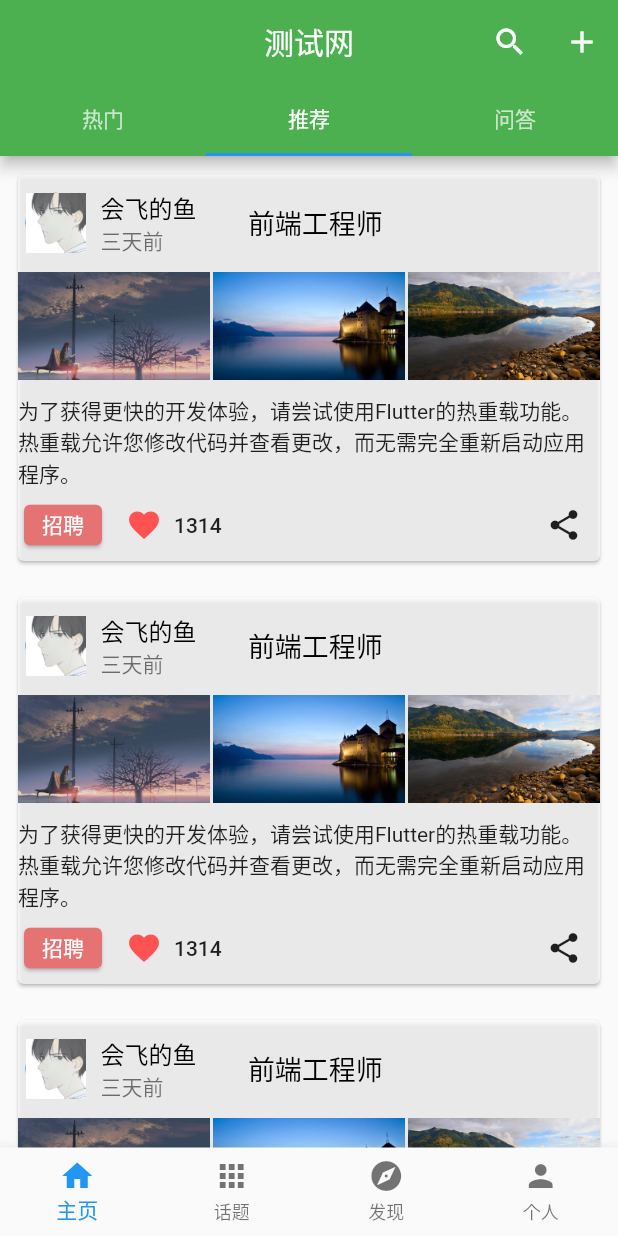
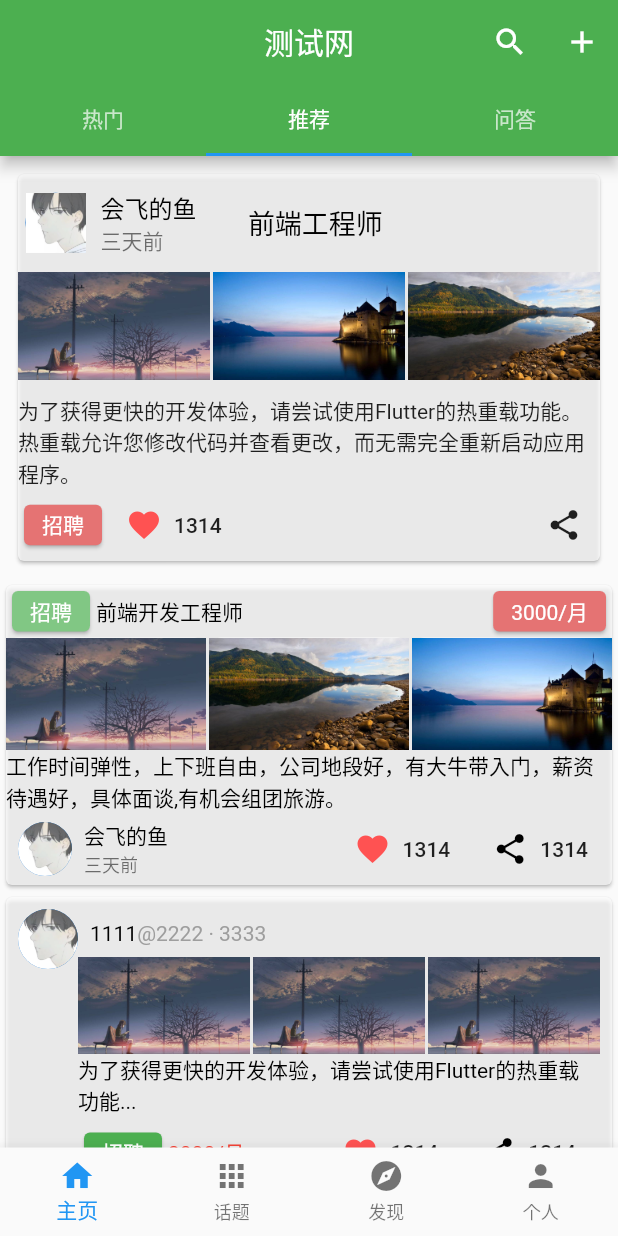
Before and after one commit to gendseo/xiangxingwang_FlutterApp, a Flutter app: the screen it shows after launch, on a phone screen of 412 x 824 dp. Run offline on Flutter 3.47's test engine with Material 2 defaults, Android fonts, the phone set to English and light mode, and no system bars.

Commit message:
dev 0.0.1

```diff
--- a/demo/lib/Ui/list_page.dart
+++ b/demo/lib/Models/list_page.dart
@@ -17,7 +17,7 @@ class _ListPageState extends State<ListPage> {
             Padding(
               padding: const EdgeInsets.fromLTRB(5, 10, 0, 10),
               child: Row(
-                mainAxisSize: MainAxisSize.max,
+                mainAxisSize: MainAxisSize.min,
                 children: <Widget>[
                   CircleAvatar(child: Image.asset("images/7.png")),
                   SizedBox(
--- /dev/null
+++ b/demo/lib/Models/news_card.dart
@@ -0,0 +1,139 @@
+import 'package:flutter/material.dart';
+
+class NewsCard extends StatefulWidget {
+  _NewsCardState createState() => _NewsCardState();
+}
+
+class _NewsCardState extends State<NewsCard> {
+  @override
+  Widget build(BuildContext context) {
+    Widget cardBottom() => Padding(
+          padding: const EdgeInsets.fromLTRB(0, 0, 0, 0),
+          child: Row(
+            mainAxisAlignment: MainAxisAlignment.start,
+            children: <Widget>[
+              Card(
+                color: Colors.green,
+                child: InkWell(
+                  child: Padding(
+                      padding: const EdgeInsets.fromLTRB(12.0, 3.0, 12.0, 3.0),
+                      child: Text("招聘",
+                          style: TextStyle(
+                            color: Colors.white,
+                          ))),
+                  onTap: () {},
+                ),
+              ),
+              Text(
+                "3000/月",
+                style: TextStyle(color: Colors.red),
+              ),
+              Expanded(
+                flex: 1,
+                child: Text(""),
+              ),
+              FlatButton.icon(
+                icon: Icon(
+                  Icons.favorite,
+                  color: Colors.redAccent,
+                ),
+                label: Text("1314"),
+                onPressed: () {},
+              ),
+              FlatButton.icon(
+                icon: Icon(
+                  Icons.share,
+                  color: Colors.black,
+                ),
+                label: Text("1314"),
+                onPressed: () {},
+              ),
+            ],
+          ),
+        );
+
+    Widget cardRight() => Expanded(
+          child: Column(
+            mainAxisAlignment: MainAxisAlignment.start,
+            crossAxisAlignment: CrossAxisAlignment.start,
+            children: <Widget>[
+              Padding(
+                padding: const EdgeInsets.all(8.0),
+                child: RichText(
+                  maxLines: 1,
+                  text: TextSpan(children: [
+                    TextSpan(
+                        text: "1111", style: TextStyle(color: Colors.black)),
+                    TextSpan(
+                        text: "@2222 · ", style: TextStyle(color: Colors.grey)),
+                    TextSpan(text: "3333", style: TextStyle(color: Colors.grey))
+                  ]),
+                ),
+              ),
+              Row(
+                mainAxisAlignment: MainAxisAlignment.spaceEvenly,
+                children: <Widget>[
+                  Expanded(
+                    child: Material(
+                      borderRadius: BorderRadius.circular(8.0),
+                      child: Image.asset(
+                        "images/1.jpg",
+                      ),
+                    ),
+                  ),
+                  SizedBox(
+                    width: 2.0,
+                  ),
+                  Expanded(
+                    child: Material(
+                      borderRadius: BorderRadius.circular(8.0),
+                      child: Image.asset(
+                        "images/1.jpg",
+                      ),
+                    ),
+                  ),
+                  SizedBox(
+                    width: 2.0,
+                  ),
+                  Expanded(
+                    child: Material(
+                      borderRadius: BorderRadius.circular(8.0),
+                      child: Image.asset(
+                        "images/1.jpg",
+                      ),
+                    ),
+                  ),
+                ],
+              ),
+              Padding(
+                padding: const EdgeInsets.fromLTRB(0, 0, 0, 0),
+                child: RichText(
+                  maxLines: 2,
+                  text: TextSpan(
+                      text: "为了获得更快的开发体验，请尝试使用Flutter的热重载功能" + "...",
+                      style: TextStyle(color: Colors.black)),
+                ),
+              ),
+              cardBottom(),
+            ],
+          ),
+        );
+
+    Widget _card() => Card(
+          color: Colors.white70,
+          child: Padding(
+            padding: const EdgeInsets.all(8),
+            child: Row(
+              mainAxisAlignment: MainAxisAlignment.start,
+              crossAxisAlignment: CrossAxisAlignment.start,
+              children: <Widget>[
+                CircleAvatar(
+                    radius: 20, backgroundImage: AssetImage("images/7.png")),
+                cardRight(),
+              ],
+            ),
+          ),
+        );
+    return _card();
+  }
+}
--- /dev/null
+++ b/demo/lib/Models/news_card1.dart
@@ -0,0 +1,153 @@
+import 'package:flutter/material.dart';
+
+class NewsCard1 extends StatefulWidget {
+  _NewsCard1State createState() => _NewsCard1State();
+}
+
+class _NewsCard1State extends State<NewsCard1> {
+  @override
+  Widget build(BuildContext context) {
+    Widget _content() => RichText(
+          maxLines: 2,
+          text: TextSpan(
+              text: "工作时间弹性，上下班自由，公司地段好，有大牛带入门，薪资待遇好，具体面谈,有机会组团旅游。",
+              style: TextStyle(color: Colors.black)),
+        );
+
+    Widget _footer() => Row(
+          children: <Widget>[
+            Padding(
+              padding: EdgeInsets.only(left: 8, right: 8),
+              child: CircleAvatar(
+                  radius: 18, backgroundImage: AssetImage("images/7.png")),
+            ),
+            Column(
+              crossAxisAlignment: CrossAxisAlignment.start,
+              children: <Widget>[
+                Text(
+                  "会飞的鱼",
+                  style: TextStyle(color: Colors.black),
+                ),
+                Text(
+                  "三天前",
+                  style: TextStyle(color: Colors.black54, fontSize: 12.0),
+                ),
+              ],
+            ),
+            Expanded(
+              child: Text(""),
+            ),
+            Row(
+              children: <Widget>[
+                FlatButton.icon(
+                  icon: Icon(
+                    Icons.favorite,
+                    color: Colors.redAccent,
+                  ),
+                  label: Text("1314"),
+                  onPressed: () {},
+                ),
+                FlatButton.icon(
+                  icon: Icon(
+                    Icons.share,
+                    color: Colors.black,
+                  ),
+                  label: Text("1314"),
+                  onPressed: () {},
+                ),
+              ],
+            )
+          ],
+        );
+
+    Widget _header() => Row(
+          children: <Widget>[
+            Card(
+              color: Colors.green.shade300,
+              child: InkWell(
+                child: Padding(
+                    padding: const EdgeInsets.fromLTRB(12.0, 3.0, 12.0, 3.0),
+                    child: Text("招聘",
+                        style: TextStyle(
+                          color: Colors.white,
+                        ))),
+                onTap: () {},
+              ),
+            ),
+            Expanded(
+              child: RichText(
+                maxLines: 1,
+                text: TextSpan(
+                    text: "前端开发工程师", style: TextStyle(color: Colors.black)),
+              ),
+            ),
+            Card(
+              color: Colors.red.shade300,
+              child: InkWell(
+                child: Padding(
+                    padding: const EdgeInsets.fromLTRB(12.0, 3.0, 12.0, 3.0),
+                    child: Text("3000/月",
+                        style: TextStyle(
+                          color: Colors.white,
+                        ))),
+                onTap: () {},
+              ),
+            )
+          ],
+        );
+
+    Widget _media() => Row(
+          mainAxisAlignment: MainAxisAlignment.spaceEvenly,
+          children: <Widget>[
+            Expanded(
+              child: Material(
+                borderRadius: BorderRadius.circular(8.0),
+                child: Image.asset(
+                  "images/1.jpg",
+                ),
+              ),
+            ),
+            SizedBox(
+              width: 2.0,
+            ),
+            Expanded(
+              child: Material(
+                borderRadius: BorderRadius.circular(8.0),
+                child: Image.asset(
+                  "images/3.jpg",
+                ),
+              ),
+            ),
+            SizedBox(
+              width: 2.0,
+            ),
+            Expanded(
+              child: Material(
+                borderRadius: BorderRadius.circular(8.0),
+                child: Image.asset(
+                  "images/2.jpg",
+                ),
+              ),
+            ),
+          ],
+        );
+
+    Widget _card() => Card(
+          color: Colors.white70,
+          child: Padding(
+            padding: const EdgeInsets.all(0),
+            child: Column(
+              mainAxisAlignment: MainAxisAlignment.start,
+              crossAxisAlignment: CrossAxisAlignment.start,
+              children: <Widget>[
+                _header(),
+                _media(),
+                _content(),
+                _footer(),
+              ],
+            ),
+          ),
+        );
+    return _card();
+  }
+}
--- a/demo/lib/Ui/Homes/push_tab.dart
+++ b/demo/lib/Ui/Homes/push_tab.dart
@@ -1,6 +1,8 @@
 import 'package:flutter/material.dart';
 
-import '../list_page.dart';
+import '../../Models/list_page.dart';
+import '../../Models/news_card.dart';
+import '../../Models/news_card1.dart';
 
 class PushTab extends StatefulWidget {
   _PushTabState createState() => _PushTabState();
@@ -11,7 +13,16 @@ class _PushTabState extends State<PushTab> {
   Widget build(BuildContext context) {
     return ListView.builder(
       itemCount: 10,
-      itemBuilder: (BuildContext context, int index) => ListPage(),
+      itemBuilder: (BuildContext context, int index) {
+        if (index % 3 == 0) {
+          print(index);
+          return ListPage();
+        } else if (index % 2 == 0) {
+          return NewsCard();
+        } else {
+          return NewsCard1();
+        }
+      },
     );
   }
 }
```
Also changed, not shown: 1 other file.
